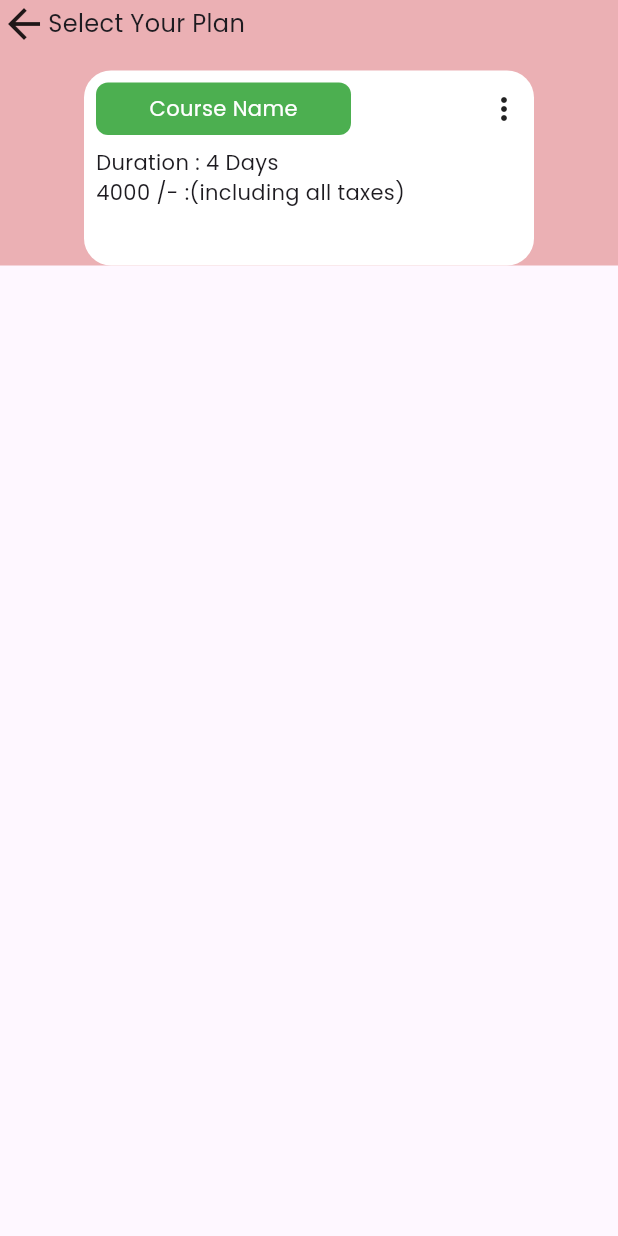
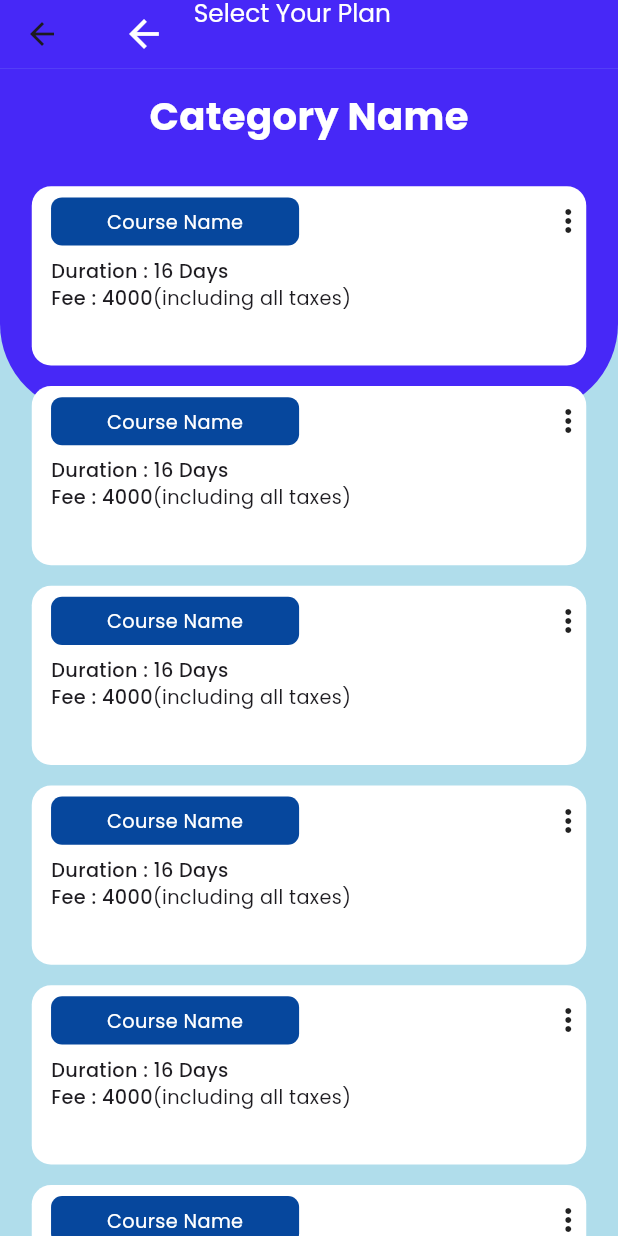
Before and after one commit to Abin56/SCIPRO_Applicatin-Vectorwind, a Flutter app: the SelectYourPlanPart screen opened directly, on a phone screen of 412 x 824 dp. Run offline on Flutter 3.47's test engine with Material 3 defaults, Android fonts, the light colour scheme and no system bars; our stand-ins replace firebase_core, flutter_screenutil, fluttertoast, google_fonts; accounts and stored records are empty.

Commit message:
30 nov 2023

```diff
--- a/lib/main.dart
+++ b/lib/main.dart
@@ -2,8 +2,7 @@ import 'package:firebase_core/firebase_core.dart';
 import 'package:flutter/material.dart';
 import 'package:flutter_screenutil/flutter_screenutil.dart';
 import 'package:scipro_application/firebase_options.dart';
-import 'package:scipro_application/view/colors/colors.dart';
-import 'package:scipro_application/view/pages/google_signing/google_signing.dart';
+import 'package:scipro_application/view/pages/recorded_courses/record_courses_category/record_course_list.dart';
 
 void main() async {
   WidgetsFlutterBinding.ensureInitialized();
@@ -30,7 +29,7 @@ class MyApp extends StatelessWidget {
           ),
           debugShowCheckedModeBanner: false,
           title: 'First Method',
-          home: GoogleSignindScreen(),
+          home: const RecordCourseCategoryList(),
         );
       },
     );
--- a/lib/view/fonts/google_poppins.dart
+++ b/lib/view/fonts/google_poppins.dart
@@ -10,6 +10,7 @@ class GooglePoppinsWidgets extends StatelessWidget {
   Color? color;
   TextAlign? textAlign;
   double?textScaleFactor;
+  TextDecoration?decoration;
   GooglePoppinsWidgets({
     required this.text,
     required this.fontsize,
@@ -17,6 +18,7 @@ class GooglePoppinsWidgets extends StatelessWidget {
     this.color,
     this.textAlign,
     this.textScaleFactor,
+    this.decoration,
     super.key,
   });
 
@@ -29,7 +31,7 @@ class GooglePoppinsWidgets extends StatelessWidget {
       // overflow: TextOverflow.ellipsis,
       style: GoogleFonts.poppins(
 
-
+        decoration:decoration,
         fontSize: fontsize,
         fontWeight: fontWeight,
         color: color,
--- a/lib/view/pages/recorded_courses/select_ur_plan/select_ur_plan.dart
+++ b/lib/view/pages/recorded_courses/select_ur_plan/select_ur_plan.dart
@@ -1,23 +1,63 @@
 import 'package:flutter/material.dart';
+import 'package:flutter_screenutil/flutter_screenutil.dart';
 import 'package:scipro_application/view/colors/colors.dart';
 import 'package:scipro_application/view/fonts/google_poppins.dart';
+import 'package:scipro_application/view/pages/recorded_courses/select_ur_plan/select%20_urplan_clicking.dart';
 
 class SelectYourPlanPart extends StatelessWidget {
   const SelectYourPlanPart({super.key});
 
   @override
   Widget build(BuildContext context) {
-    return Container(
-      width: double.infinity,
-      color: const Color.fromARGB(255, 235, 176, 180),
-      child: SingleChildScrollView(
-        child: Column(
+    return Scaffold(
+      appBar: AppBar(backgroundColor: const Color.fromARGB(255, 71, 40, 247),
+      toolbarHeight: 50.h,
+      title:  Row(crossAxisAlignment: CrossAxisAlignment.start,
+        children: [
+               IconButton(onPressed: (){
+        Navigator.pop(context);
+      }, icon:  Icon(Icons.arrow_back,size: 32.sp,color: cWhite,),),
+              Padding(
+                padding: EdgeInsets.only(left: 10.r),
+                child: GooglePoppinsWidgets(
+                  text: "Select Your Plan",
+                   fontsize: 18.sp,
+                   fontWeight: FontWeight.w400,
+                   color: cWhite,),
+              )
+            ],),),
+      backgroundColor: const Color.fromARGB(255, 176, 221, 235),
+      body:  SingleChildScrollView(
+        child: Stack(
           children: [
-            Row(children: [
-              const Icon(Icons.arrow_back,size: 32,),
-              GooglePoppinsWidgets(text: "Select Your Plan", fontsize: 16,fontWeight: FontWeight.w400,)
-            ],),
-            SeletPlanContanierWidget()
+            Container(
+              decoration: BoxDecoration(
+                color: const Color.fromARGB(255, 71, 40, 247),
+                borderRadius: BorderRadius.only(
+                  bottomLeft: Radius.circular(65.r),
+                  bottomRight: Radius.circular(65.r)),),
+
+              height: 250.h,
+            ),
+             Center(
+              child: Column(
+                children: [
+                 Padding(
+                   padding: EdgeInsets.only(top:15.r,bottom: 15.r),
+                   child: GooglePoppinsWidgets(text: "Category Name", fontsize: 28.sp,fontWeight: FontWeight.bold,color: cWhite,),
+                 ),
+                  const SeletPlanContanierWidget(text: "Course Name",text1: "16 Days",text2: "4000",),
+                  const SeletPlanContanierWidget(text: "Course Name",text1: "16 Days",text2: "4000",),
+                  const SeletPlanContanierWidget(text: "Course Name",text1: "16 Days",text2: "4000",),
+                  const SeletPlanContanierWidget(text: "Course Name",text1: "16 Days",text2: "4000",),
+                  const SeletPlanContanierWidget(text: "Course Name",text1: "16 Days",text2: "4000",),
+                  const SeletPlanContanierWidget(text: "Course Name",text1: "16 Days",text2: "4000",),
+                  const SeletPlanContanierWidget(text: "Course Name",text1: "16 Days",text2: "4000",),
+
+
+                ],
+              ),
+            ),
           ],
         ),
       ),
@@ -26,47 +66,63 @@ class SelectYourPlanPart extends StatelessWidget {
 }
 
 class SeletPlanContanierWidget extends StatelessWidget {
-
+  final String text;
+  final String text1;
+  final String text2;
   const SeletPlanContanierWidget({
+    required this. text,
+    required this .text1,
+    required this.text2,
     super.key,
   });
 
   @override
   Widget build(BuildContext context) {
     return Padding(
-      padding: const EdgeInsets.only(top: 15),
+      padding:  EdgeInsets.only(top: 15.r),
       child: Container(
-        height: 130,
-        width: 300,
-        decoration: BoxDecoration( color: cWhite,borderRadius: BorderRadius.circular(18)),
+        height: 130.h,
+        width: 380.w,
+        decoration: BoxDecoration(
+          color: cWhite,borderRadius: BorderRadius.circular(14.r)),
         child: Padding(
-          padding: const EdgeInsets.all(8.0),
-          child: Column(crossAxisAlignment: CrossAxisAlignment.start,
+          padding:  EdgeInsets.only(top:8.0.r,bottom: 8.r,left: 14.r),
+          child: Column(
+            crossAxisAlignment: CrossAxisAlignment.start,
             children: [
               Row(
                 children: [
                   Container(
-                    height: 35,
-                    width: 170,
-                    decoration: BoxDecoration(color:cGreen,borderRadius: BorderRadius.circular(8), ),
-                     child: Center(child: GooglePoppinsWidgets(text: "Course Name", fontsize: 14,color: cWhite,)),
-                  ),const Spacer(),
-                   const Icon(Icons.more_vert),
+                    height: 35.h,
+                    width: 170.w,
+                    decoration: BoxDecoration(
+                      color:themeColorBlue,
+                      borderRadius: BorderRadius.circular(8.r), ),
+                     child: Center(
+                      child: GooglePoppinsWidgets(
+                        text: text, fontsize: 14.sp,color: cWhite,)),
+                  ),
+                  const Spacer(),
+                   GestureDetector(
+                    onTap: (){
+                      detailsShowDialogBox(context: context, title: " Course Details", doyouwantActionButton: true);
+                    },
+                    child: const Icon(Icons.more_vert)),
                 ],
               ),
               Padding(
-                padding: const EdgeInsets.only(top: 8),
+                padding:  EdgeInsets.only(top: 8.r),
                 child: Row(
                   children: [
-                    GooglePoppinsWidgets(text: "Duration :", fontsize: 14),
-                     GooglePoppinsWidgets(text: " 4"+" Days", fontsize: 14),
+                    GooglePoppinsWidgets(text: "Duration : ", fontsize: 14.sp,fontWeight: FontWeight.w500,),
+                     GooglePoppinsWidgets(text: text1, fontsize: 14.sp,fontWeight: FontWeight.w500),
                   ],
                 ),
               ),
                Row(
-                  children: [
-                    GooglePoppinsWidgets(text: "4000 /- :", fontsize: 14),
-                     GooglePoppinsWidgets(text: "(including all taxes)", fontsize: 14),
+                  children: [GooglePoppinsWidgets(text: "Fee : ", fontsize: 14.sp,fontWeight: FontWeight.w500),
+                    GooglePoppinsWidgets(text: text2, fontsize: 14.sp,fontWeight: FontWeight.w500),
+                     GooglePoppinsWidgets(text: "(including all taxes)", fontsize: 14.sp,),
                   ],
                 ),
             ],
```
Also changed, not shown: lib/view/pages/recorded_courses/record_courses_category/record_course_list.dart (added, +77 -0 lines), lib/view/pages/recorded_courses/record_courses_category/video_listing.dart (added, +116 -0 lines), lib/view/pages/recorded_courses/select_ur_plan/select _urplan_clicking.dart (added, +117 -0 lines), lib/view/widgets/button container widget/button_container_widget.dart (+31 -1 lines).
